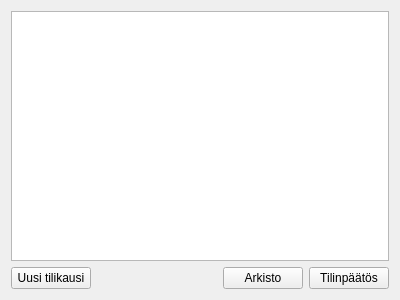
The window that kitupiikki/arkisto/arkisto.ui (artoh/kitupiikki) describes before a commit, drawn with Qt 5.
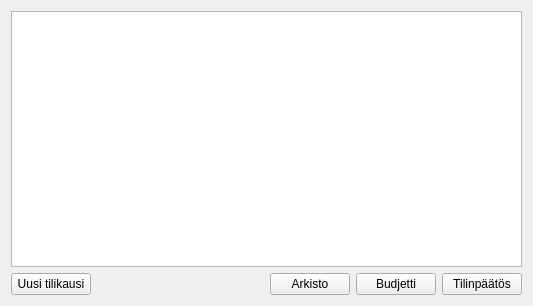
The same window after the commit. Icons and pictures are not drawn.

Patch:
```diff
--- a/kitupiikki/arkisto/arkisto.ui
+++ b/kitupiikki/arkisto/arkisto.ui
@@ -6,8 +6,8 @@
    <rect>
     <x>0</x>
     <y>0</y>
-    <width>400</width>
-    <height>300</height>
+    <width>533</width>
+    <height>306</height>
    </rect>
   </property>
   <property name="windowTitle">
@@ -64,6 +64,17 @@
        </property>
       </widget>
      </item>
+     <item>
+      <widget class="QPushButton" name="budjettiNappi">
+       <property name="text">
+        <string>Budjetti</string>
+       </property>
+       <property name="icon">
+        <iconset resource="../pic/pic.qrc">
+         <normaloff>:/pic/rahaa.png</normaloff>:/pic/rahaa.png</iconset>
+       </property>
+      </widget>
+     </item>
      <item>
       <widget class="QPushButton" name="tilinpaatosNappi">
        <property name="text">
```
